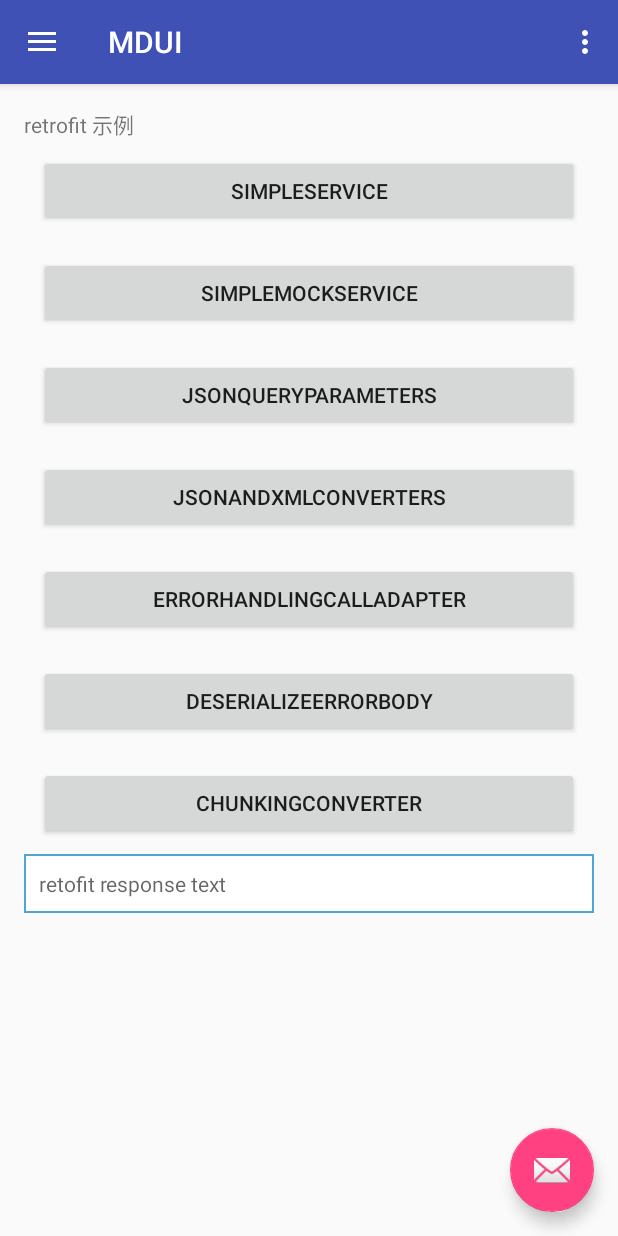
After one commit to breeze1988/MDUI, an Android app: the fragment RetrofitFragment placed in its activity, on a phone screen of 412 x 824 dp. The commit adds this screen. Run offline under Robolectric (Android 15) with nearby library versions, the phone set to English and light mode, and no system bars; our stand-ins replace ButterKnife.

Commit message:
加了retrofit demo

```diff
--- a/app/build.gradle
+++ b/app/build.gradle
@@ -25,6 +25,8 @@ dependencies {
 
 
 
+
+
     compile 'com.android.support:appcompat-v7:23.1.1'
     compile 'com.android.support:design:23.1.1'
     compile 'com.android.support:cardview-v7:23.1.1'
@@ -35,6 +37,6 @@ dependencies {
     compile 'com.squareup.okio:okio:1.6.0'
     compile 'com.google.code.gson:gson:2.2.4'
     compile 'com.squareup.retrofit2:retrofit:2.0.0-beta3'
-
+    compile 'com.squareup.retrofit2:converter-gson:2.0.0-beta3'
     compile 'de.hdodenhof:circleimageview:1.3.0'
 }
--- a/app/src/main/java/mduicom/breeze/mdui/activity/MainActivity.java
+++ b/app/src/main/java/mduicom/breeze/mdui/activity/MainActivity.java
@@ -20,6 +20,7 @@ import android.view.View;
 import butterknife.ButterKnife;
 import mduicom.breeze.mdui.R;
 import mduicom.breeze.mdui.fragment.OkHttpTestFragment;
+import mduicom.breeze.mdui.fragment.RetrofitFragment;
 import mduicom.breeze.mdui.fragment.SwipToRefrshFragment;
 
 
@@ -131,6 +132,11 @@ public class MainActivity extends AppCompatActivity
             fragmentManager.beginTransaction()
                     .replace(R.id.main_content,fragment)
                     .commit();
+        } else if(id == R.id.retrofit){
+            Fragment fragment = new RetrofitFragment();
+            fragmentManager.beginTransaction()
+                    .replace(R.id.main_content,fragment)
+                    .commit();
         } else if (id == R.id.images){
 
         }
--- a/app/src/main/java/mduicom/breeze/mdui/fragment/OkHttpTestFragment.java
+++ b/app/src/main/java/mduicom/breeze/mdui/fragment/OkHttpTestFragment.java
@@ -1,7 +1,6 @@
 package mduicom.breeze.mdui.fragment;
 
 
-import android.app.Activity;
 import android.app.Fragment;
 import android.os.Bundle;
 import android.os.Handler;
@@ -13,14 +12,12 @@ import android.widget.Button;
 import android.widget.TextView;
 
 import java.io.File;
-import java.lang.ref.WeakReference;
 import java.util.concurrent.ExecutorService;
 import java.util.concurrent.Executors;
 
 import butterknife.Bind;
 import butterknife.ButterKnife;
 import mduicom.breeze.mdui.R;
-import mduicom.breeze.mdui.activity.MainActivity;
 import okhttp3.FormBody;
 import okhttp3.RequestBody;
 import util.HttpUtil;
--- /dev/null
+++ b/app/src/main/java/mduicom/breeze/mdui/fragment/RetrofitFragment.java
@@ -0,0 +1,112 @@
+package mduicom.breeze.mdui.fragment;
+
+
+import android.app.Fragment;
+import android.os.Bundle;
+import android.os.Handler;
+import android.os.Message;
+import android.view.LayoutInflater;
+import android.view.View;
+import android.view.ViewGroup;
+import android.widget.Button;
+import android.widget.TextView;
+
+import java.util.concurrent.ExecutorService;
+import java.util.concurrent.Executors;
+
+import butterknife.Bind;
+import butterknife.ButterKnife;
+import mduicom.breeze.mdui.R;
+import util.retrofit_oauth.SimpleService;
+
+/**
+ * A simple {@link Fragment} subclass.
+ */
+public class RetrofitFragment extends Fragment implements View.OnClickListener {
+
+
+    @Bind(R.id.SimpleService)
+    Button SimpleServicebtn;
+    @Bind(R.id.SimpleMockService)
+    Button SimpleMockServicebtn;
+    @Bind(R.id.JsonQueryParameters)
+    Button JsonQueryParametersbtn;
+    @Bind(R.id.JsonAndXmlConverters)
+    Button JsonAndXmlConvertersbtn;
+    @Bind(R.id.ErrorHandlingCallAdapter)
+    Button ErrorHandlingCallAdapterbtn;
+    @Bind(R.id.DeserializeErrorBody)
+    Button DeserializeErrorBodybtn;
+    @Bind(R.id.ChunkingConverter)
+    Button ChunkingConverterbtn;
+    @Bind(R.id.tx_RetrofitResponse)
+    TextView txRetrofitResponse;
+
+    private ExecutorService cachedThreadPool = Executors.newCachedThreadPool();
+
+    private static final int HANDLER_WHAT_NETWORK_RESPONSE = 0;
+
+    private Handler mHandler = new Handler(){
+        @Override
+        public void handleMessage(Message msg) {
+            super.handleMessage(msg);
+            txRetrofitResponse.setText((String)msg.obj);
+        }
+    };
+
+
+
+    public RetrofitFragment() {
+        // Required empty public constructor
+    }
+
+
+    @Override
+    public View onCreateView(LayoutInflater inflater, ViewGroup container,
+                             Bundle savedInstanceState) {
+        // Inflate the layout for this fragment
+        View view = inflater.inflate(R.layout.fragment_retrofit, container, false);
+        ButterKnife.bind(this, view);
+        SimpleServicebtn.setOnClickListener(this);
+        SimpleMockServicebtn.setOnClickListener(this);
+        JsonQueryParametersbtn.setOnClickListener(this);
+        JsonAndXmlConvertersbtn.setOnClickListener(this);
+        ErrorHandlingCallAdapterbtn.setOnClickListener(this);
+        DeserializeErrorBodybtn.setOnClickListener(this);
+        ChunkingConverterbtn.setOnClickListener(this);
+
+        return view;
+    }
+
+    @Override
+    public void onDestroyView() {
+        super.onDestroyView();
+        ButterKnife.unbind(this);
+    }
+
+    @Override
+    public void onClick(View v) {
+        if(v == SimpleServicebtn){
+            cachedThreadPool.execute(new Runnable() {
+                @Override
+                public void run() {
+                    Message msg = new Message();
+                    msg.obj = SimpleService.getData();
+                    mHandler.sendMessage(msg);
+                }
+            });
+        }else if( v == SimpleMockServicebtn){
+
+        }else if( v == JsonQueryParametersbtn){
+
+        }else if( v == JsonAndXmlConvertersbtn){
+
+        }else if( v == ErrorHandlingCallAdapterbtn){
+
+        }else if( v == DeserializeErrorBodybtn){
+
+        }else if( v == ChunkingConverterbtn){
+
+        }
+    }
+}
--- /dev/null
+++ b/app/src/main/res/layout/fragment_retrofit.xml
@@ -0,0 +1,85 @@
+<FrameLayout xmlns:android="http://schemas.android.com/apk/res/android"
+    xmlns:tools="http://schemas.android.com/tools"
+    android:layout_width="match_parent"
+    android:layout_height="match_parent"
+    tools:context="mduicom.breeze.mdui.fragment.RetrofitFragment">
+
+    <!-- TODO: Update blank fragment layout -->
+
+
+    <ScrollView
+        android:layout_width="match_parent"
+        android:layout_height="wrap_content">
+
+        <LinearLayout
+            android:layout_width="match_parent"
+            android:layout_height="wrap_content"
+            android:orientation="vertical">
+
+            <TextView
+                android:layout_width="match_parent"
+                android:layout_height="match_parent"
+                android:text="retrofit 示例" />
+
+
+            <Button
+                android:id="@+id/SimpleService"
+                android:layout_width="match_parent"
+                android:layout_height="wrap_content"
+                android:layout_margin="10dp"
+                android:text="SimpleService" />
+
+            <Button
+                android:id="@+id/SimpleMockService"
+                android:layout_width="match_parent"
+                android:layout_height="wrap_content"
+                android:layout_margin="10dp"
+                android:text="SimpleMockService" />
+
+            <Button
+                android:id="@+id/JsonQueryParameters"
+                android:layout_width="match_parent"
+                android:layout_height="wrap_content"
+                android:layout_margin="10dp"
+                android:text="JsonQueryParameters" />
+
+            <Button
+                android:id="@+id/JsonAndXmlConverters"
+                android:layout_width="match_parent"
+                android:layout_height="wrap_content"
+                android:layout_margin="10dp"
+                android:text="JsonAndXmlConverters" />
+
+            <Button
+                android:id="@+id/ErrorHandlingCallAdapter"
+                android:layout_width="match_parent"
+                android:layout_height="wrap_content"
+                android:layout_margin="10dp"
+                android:text="ErrorHandlingCallAdapter" />
+
+            <Button
+                android:id="@+id/DeserializeErrorBody"
+                android:layout_width="match_parent"
+                android:layout_height="wrap_content"
+                android:layout_margin="10dp"
+                android:text="DeserializeErrorBody" />
+
+            <Button
+                android:id="@+id/ChunkingConverter"
+                android:layout_width="match_parent"
+                android:layout_height="wrap_content"
+                android:layout_margin="10dp"
+                android:text="ChunkingConverter" />
+
+            <TextView
+                android:id="@+id/tx_RetrofitResponse"
+                android:padding="10dp"
+                android:layout_width="match_parent"
+                android:layout_height="wrap_content"
+                android:background="@drawable/textview_border"
+                android:hint="retofit response text" />
+
+        </LinearLayout>
+    </ScrollView>
+
+</FrameLayout>
--- a/app/src/main/res/menu/activity_main_drawer.xml
+++ b/app/src/main/res/menu/activity_main_drawer.xml
@@ -39,6 +39,11 @@
                 android:id="@+id/okHttp"
                 android:icon="@drawable/ic_menu_share"
                 android:title="okHttp" />
+
+            <item
+                android:id="@+id/retrofit"
+                android:icon="@drawable/ic_menu_share"
+                android:title="retrofit" />
             <item
                 android:id="@+id/images"
                 android:icon="@drawable/ic_menu_send"
```
Also changed, not shown: app/src/main/java/util/retrofit_oauth/AccessToken.java (added, +52 -0 lines), app/src/main/java/util/retrofit_oauth/BaseResponse.java (added, +13 -0 lines), app/src/main/java/util/retrofit_oauth/ServiceGenerator.java (added, +34 -0 lines), app/src/main/java/util/retrofit_oauth/SimpleService.java (added, +61 -0 lines).
